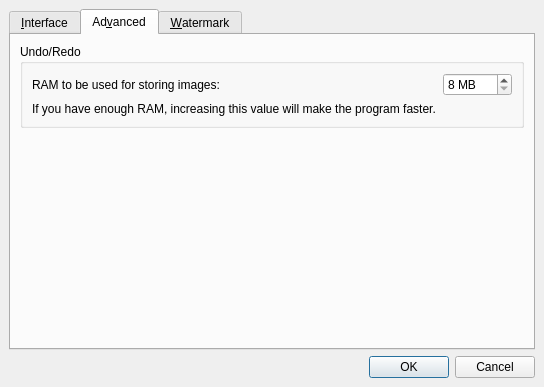
Old version of the form trunk/app/optionsdialog.ui in the repository BackupTheBerlios/imagerocket-svn.
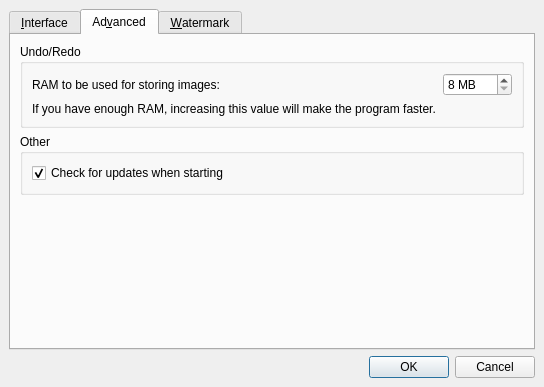
New version of the form. The open tabs and pages were chosen to show the change.

Commit message: Finished writing the update checking code, cleaned up the options dialog

Patch:
```diff
--- a/trunk/app/optionsdialog.ui
+++ b/trunk/app/optionsdialog.ui
@@ -160,6 +160,31 @@
          </layout>
         </widget>
        </item>
+       <item>
+        <widget class="QGroupBox" name="groupBox_5" >
+         <property name="title" >
+          <string>Other</string>
+         </property>
+         <layout class="QVBoxLayout" >
+          <property name="margin" >
+           <number>9</number>
+          </property>
+          <property name="spacing" >
+           <number>6</number>
+          </property>
+          <item>
+           <widget class="QCheckBox" name="chkCheckForUpdates" >
+            <property name="text" >
+             <string>Check for updates when starting</string>
+            </property>
+            <property name="checked" >
+             <bool>true</bool>
+            </property>
+           </widget>
+          </item>
+         </layout>
+        </widget>
+       </item>
        <item>
         <spacer>
          <property name="orientation" >
```
Left out of the diff: 21 changed lines with no effect on the pictures. The commit also changes 6 other files.
